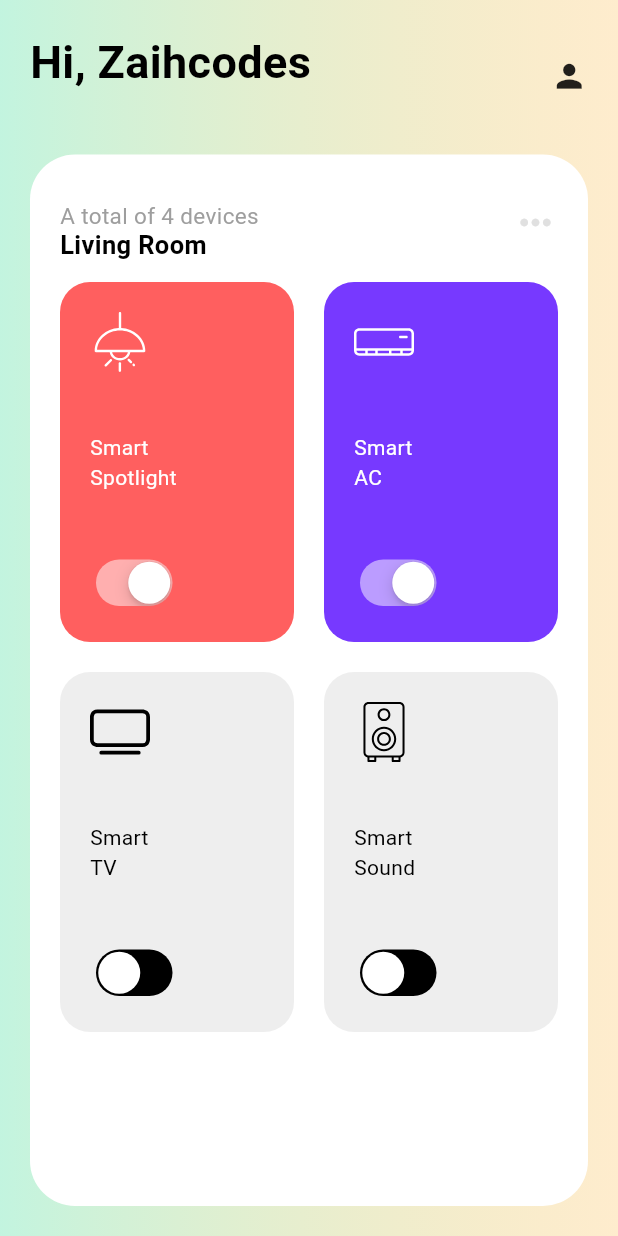
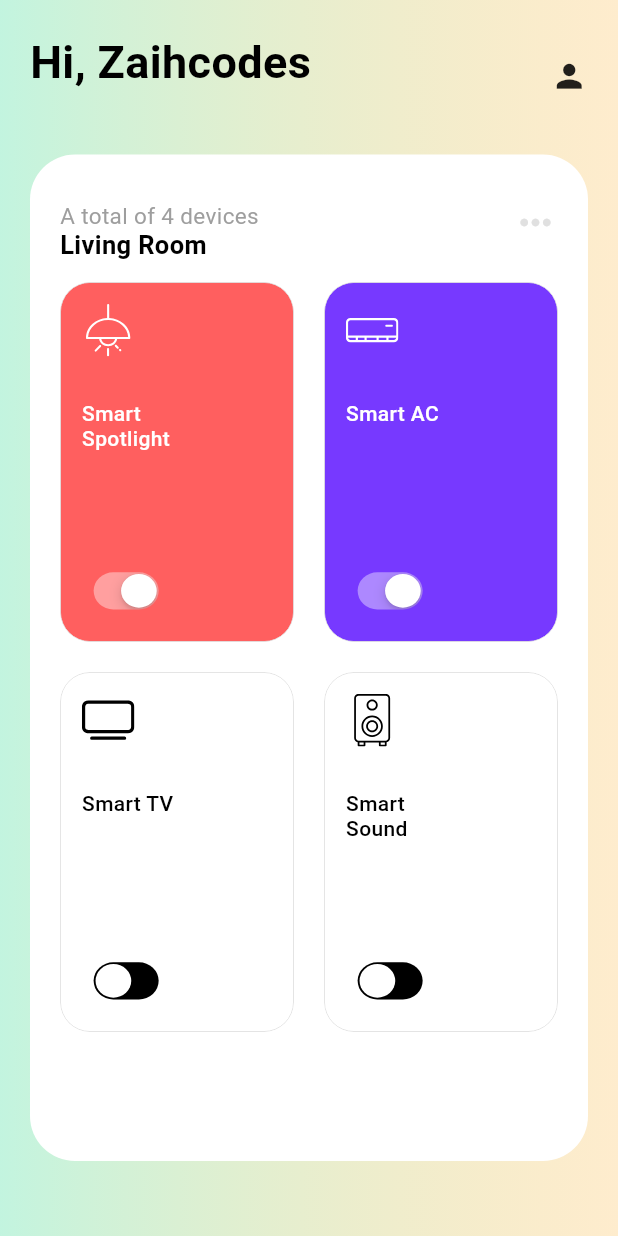
Before and after one commit to zaihcodes/iot_app_ui_challenge, a Flutter app: the screen it shows after launch, on a phone screen of 412 x 824 dp. Run offline on Flutter 3.47's test engine with Material 3 defaults, Android fonts, the light colour scheme and no system bars; our stand-ins replace flutter_svg.

Commit message:
updated the ui

```diff
--- a/lib/main.dart
+++ b/lib/main.dart
@@ -1,5 +1,5 @@
 import 'package:flutter/material.dart';
-import 'package:iot_app_ui_challenge/screens/home_screen.dart';
+import 'package:iot_app_ui_challenge/screens/home/home_screen.dart';
 
 void main() {
   runApp(const MyApp());
--- a/lib/models/device_data.dart
+++ b/lib/models/device_data.dart
@@ -23,4 +23,8 @@ class DeviceData {
         color: "#c207db",
         icon: 'assets/svg/speaker.svg'),
   ];
+
+  static toggleActive(int index){
+    devices[index].isActive = !devices[index].isActive;
+  }
 }
--- a/lib/models/device_model.dart
+++ b/lib/models/device_model.dart
@@ -1,3 +1,5 @@
+import 'dart:ui';
+
 class DeviceModel {
   String name = "";
   String color = "";
@@ -25,4 +27,14 @@ class DeviceModel {
     data['icon'] = icon;
     return data;
   }
+
+  getColor() {
+    var hexColor = color.replaceAll("#", "");
+    if (hexColor.length == 6) {
+      hexColor = "FF$hexColor";
+    }
+    if (hexColor.length == 8) {
+      return Color(int.parse("0x$hexColor"));
+    }
+  }
 }
--- a/lib/screens/home_screen.dart
+++ b/lib/screens/home/home_screen.dart
@@ -4,9 +4,44 @@ import 'package:flutter/widgets.dart';
 import 'package:flutter_svg/flutter_svg.dart';
 import 'package:iot_app_ui_challenge/models/device_data.dart';
 import 'package:iot_app_ui_challenge/models/device_model.dart';
+import 'package:iot_app_ui_challenge/screens/home/widgets/device_widget.dart';
 
-class HomeScreen extends StatelessWidget {
+class HomeScreen extends StatefulWidget {
   const HomeScreen({super.key});
+
+  @override
+  State<HomeScreen> createState() => _HomeScreenState();
+}
+
+class _HomeScreenState extends State<HomeScreen> {
+  List<DeviceModel> devices = [
+    DeviceModel(
+        name: 'Smart Spotlight',
+        isActive: true,
+        color: "#ff5f5f",
+        icon: 'assets/svg/light.svg'),
+    DeviceModel(
+        name: 'Smart AC',
+        isActive: true,
+        color: "#7739ff",
+        icon: 'assets/svg/ac.svg'),
+    DeviceModel(
+        name: 'Smart TV',
+        isActive: false,
+        color: "#c9c306",
+        icon: 'assets/svg/tv.svg'),
+    DeviceModel(
+        name: 'Smart Sound',
+        isActive: false,
+        color: "#c207db",
+        icon: 'assets/svg/speaker.svg'),
+  ];
+  @override
+  void initState() {
+    // TODO: implement initState
+    super.initState();
+  }
+
 
   @override
   Widget build(BuildContext context) {
@@ -108,9 +143,19 @@ class HomeScreen extends StatelessWidget {
                               childAspectRatio: 0.65,
                             ),
                             itemBuilder: (context, index) {
-                              final device = DeviceData.devices[index];
-                              return DeviceCard(
-                                device: device,
+                              final bgColor = int.parse('0xFF${devices[index].color.replaceAll('#', '')}');
+                              return DevicesWidget(
+                                name: devices[index].name,
+                                svg: devices[index].icon,
+                                color: Color(bgColor),
+                                isActive: devices[index].isActive,
+                                device: devices[index],
+                                onChanged: (val) {
+                                  setState(() {
+                                    devices[index].isActive =
+                                    !devices[index].isActive;
+                                  });
+                                },
                               );
                             },
                           ),
@@ -119,6 +164,7 @@ class HomeScreen extends StatelessWidget {
                     ),
                   ),
                 ),
+                SizedBox(height: 30,),
               ],
             ),
           ),
@@ -127,70 +173,3 @@ class HomeScreen extends StatelessWidget {
     );
   }
 }
-
-class DeviceCard extends StatefulWidget {
-  const DeviceCard({
-    required this.device,
-    super.key,
-  });
-
-  final DeviceModel device;
-
-  @override
-  State<DeviceCard> createState() => _DeviceCardState();
-}
-
-class _DeviceCardState extends State<DeviceCard> {
-  late bool isOn;
-  @override
-  void initState() {
-    super.initState();
-    isOn = widget.device.isActive;
-  }
-
-  @override
-  Widget build(BuildContext context) {
-    final bgColor = int.parse('0xFF${widget.device.color.replaceAll('#', '')}');
-    return AnimatedContainer(
-      duration: const Duration(milliseconds: 500),
-      decoration: BoxDecoration(
-          color: isOn ? Color(bgColor) : Colors.grey.shade200,
-          borderRadius: BorderRadius.circular(20)),
-      child: Padding(
-        padding: const EdgeInsets.all(20.0),
-        child: Column(
-          crossAxisAlignment: CrossAxisAlignment.start,
-          mainAxisAlignment: MainAxisAlignment.spaceBetween,
-          children: [
-            SvgPicture.asset(
-              widget.device.icon,
-              height: 40,
-              // ignore: deprecated_member_use
-              color: isOn ? Colors.white : Colors.black,
-            ),
-            SizedBox(
-              width: 60,
-              child: Text(
-                widget.device.name,
-                maxLines: 2,
-                style: TextStyle(
-                  color: isOn ? Colors.white : Colors.black,
-                ),
-              ),
-            ),
-            CupertinoSwitch(
-              value: isOn,
-              onChanged: (value) {
-                setState(() {
-                  isOn = value;
-                });
-              },
-              trackColor: Colors.black,
-              activeColor: Colors.white.withOpacity(0.5),
-            )
-          ],
-        ),
-      ),
-    );
-  }
-}
--- /dev/null
+++ b/lib/screens/home/widgets/device_card.dart
@@ -0,0 +1,73 @@
+
+import 'package:flutter/cupertino.dart';
+import 'package:flutter/material.dart';
+import 'package:flutter_svg/svg.dart';
+
+import '../../../models/device_model.dart';
+
+class DeviceCard extends StatefulWidget {
+  const DeviceCard({
+    required this.device,
+    super.key,
+  });
+
+  final DeviceModel device;
+
+  @override
+  State<DeviceCard> createState() => _DeviceCardState();
+}
+
+class _DeviceCardState extends State<DeviceCard> {
+  late bool isOn;
+  @override
+  void initState() {
+    super.initState();
+    isOn = widget.device.isActive;
+  }
+
+  @override
+  Widget build(BuildContext context) {
+    final bgColor = int.parse('0xFF${widget.device.color.replaceAll('#', '')}');
+    return AnimatedContainer(
+      duration: const Duration(milliseconds: 500),
+      decoration: BoxDecoration(
+          color: isOn ? Color(bgColor) : Colors.grey.shade200,
+          borderRadius: BorderRadius.circular(20)),
+      child: Padding(
+        padding: const EdgeInsets.all(20.0),
+        child: Column(
+          crossAxisAlignment: CrossAxisAlignment.start,
+          mainAxisAlignment: MainAxisAlignment.spaceBetween,
+          children: [
+            SvgPicture.asset(
+              widget.device.icon,
+              height: 40,
+              // ignore: deprecated_member_use
+              color: isOn ? Colors.white : Colors.black,
+            ),
+            SizedBox(
+              width: 60,
+              child: Text(
+                widget.device.name,
+                maxLines: 2,
+                style: TextStyle(
+                  color: isOn ? Colors.white : Colors.black,
+                ),
+              ),
+            ),
+            CupertinoSwitch(
+              value: isOn,
+              onChanged: (value) {
+                setState(() {
+                  isOn = value;
+                });
+              },
+              trackColor: Colors.black,
+              activeColor: Colors.white.withOpacity(0.5),
+            )
+          ],
+        ),
+      ),
+    );
+  }
+}
--- /dev/null
+++ b/lib/screens/home/widgets/device_widget.dart
@@ -0,0 +1,108 @@
+
+import 'package:animations/animations.dart';
+import 'package:flutter/cupertino.dart';
+import 'package:flutter/material.dart';
+import 'package:flutter_svg/svg.dart';
+import 'package:iot_app_ui_challenge/models/device_model.dart';
+
+class DevicesWidget extends StatelessWidget {
+  final String name;
+  final String svg;
+  final Color color;
+  final bool isActive;
+  final Function(bool) onChanged;
+  final DeviceModel device;
+  const DevicesWidget(
+      {
+        required this.name,
+        required this.svg,
+        required this.color,
+        required this.onChanged,
+        required this.isActive,
+        required this.device,
+        super.key,
+      });
+
+  @override
+  Widget build(BuildContext context) {
+    return OpenContainer(
+        transitionType: ContainerTransitionType.fadeThrough,
+        transitionDuration: const Duration(milliseconds: 600),
+        closedElevation: 0,
+        openElevation: 0,
+        openShape: const RoundedRectangleBorder(
+            borderRadius: BorderRadius.all(Radius.circular(20.0))),
+        closedShape: const RoundedRectangleBorder(
+            borderRadius: BorderRadius.all(Radius.circular(20.0))),
+        openBuilder: (BuildContext context, VoidCallback _) {
+          // return ControlPanelPage(tag: name);
+          return const Scaffold(
+            body: Center(child: Text('OPen'),),
+          );
+        },
+        tappable: name == "Smart AC" ? true : false,
+        closedBuilder: (BuildContext _, VoidCallback openContainer) {
+          return AnimatedContainer(
+            duration: const Duration(milliseconds: 300),
+            decoration: BoxDecoration(
+              borderRadius: const BorderRadius.all(
+                Radius.circular(20.0),
+              ),
+              border: Border.all(
+                color: Colors.grey[300]!,
+                width: 0.6,
+              ),
+              color: isActive ? color : Colors.white,
+            ),
+            child: Padding(
+              padding: const EdgeInsets.all(14.0),
+              child: Column(
+                crossAxisAlignment: CrossAxisAlignment.start,
+                mainAxisAlignment: MainAxisAlignment.spaceBetween,
+                children: [
+                  Column(
+                    crossAxisAlignment: CrossAxisAlignment.start,
+                    children: [
+                      SvgPicture.asset(
+                        svg,
+                        color: isActive ? Colors.white : Colors.black,
+                        height: 35,
+                      ),
+                      const SizedBox(
+                        height: 30,
+                      ),
+                      SizedBox(
+                        width: 65,
+                        child: Text(
+                          name,
+                          style: TextStyle(
+                              height: 1.2,
+                              fontSize: 14,
+                              color: isActive ? Colors.white : Colors.black,
+                              fontWeight: FontWeight.w500),
+                        ),
+                      ),
+                    ],
+                  ),
+                  Transform.scale(
+                    alignment: Alignment.center,
+                    scaleY: 0.8,
+                    scaleX: 0.85,
+                    child: CupertinoSwitch(
+                      onChanged: onChanged,
+                      value: device.isActive,
+                      activeColor: isActive
+                          ? Colors.white.withOpacity(0.4)
+                          : Colors.black,
+                      trackColor: Colors.black,
+                    ),
+                  ),
+                ],
+              ),
+            ),
+          );
+        });
+  }
+
+
+}
--- a/pubspec.yaml
+++ b/pubspec.yaml
@@ -36,6 +36,7 @@ dependencies:
   # Use with the CupertinoIcons class for iOS style icons.
   cupertino_icons: ^1.0.6
   flutter_svg: ^2.0.10+1
+  animations: ^2.0.11
 
 dev_dependencies:
   flutter_test:
```
Also changed, not shown: pubspec.lock. Lines whose indentation alone changed are shown as unchanged.
